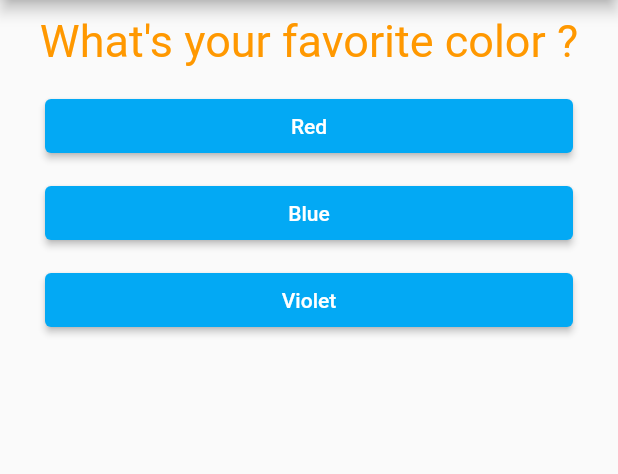
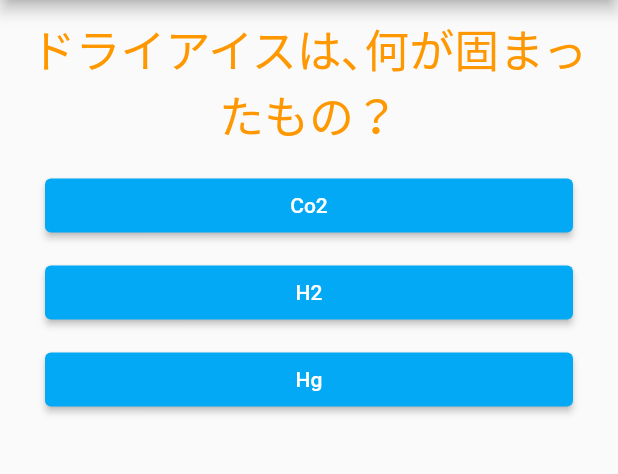
Before and after one commit to Shunsuke-Torus/BeginnerTrainingFlutter, a Flutter app: the screen it shows after launch, on a phone screen of 412 x 824 dp, the part 84-558 px from its top. Run offline on Flutter 3.47's test engine with Material 2 defaults, Android fonts, the phone set to English and light mode, and no system bars.

Commit message:
Add:クイズ問題

```diff
--- a/lib/answer.dart
+++ b/lib/answer.dart
@@ -4,16 +4,16 @@ class Answer extends StatelessWidget {
   //final と const について
   //final = プログラムが実行された段階から変化しない場合に用いる
   //const = コンパイル時に定数であることを明確にするために用いる
-  final Function selectHandler;
+  final VoidCallback selectHandler;
   final String answerContext;
 
-  Answer({this.selectHandler, this.answerContext});
+  Answer({required this.selectHandler, required this.answerContext});
 
   @override
   Widget build(BuildContext context) {
     return Container(
         width: double.infinity,
-        margin: EdgeInsets.only(left: 30, right: 30, top: 5, bottom: 5),
+        margin: EdgeInsets.symmetric(vertical: 5, horizontal: 30),
         child: ElevatedButton(
           child: Text(
             answerContext,
--- a/lib/main.dart
+++ b/lib/main.dart
@@ -1,6 +1,6 @@
 import 'package:flutter/material.dart';
-import './question.dart';
-import './answer.dart';
+import 'quiz.dart';
+import 'result.dart';
 
 void main() {
   runApp(MyApp());
@@ -17,65 +17,69 @@ class MyApp extends StatefulWidget {
 
 class _MyAppState extends State<MyApp> {
   var _questionIndex = 0;
-  final questions = const [
+  var _totalScore = 0;
+  final _questions = const [
     {
-      "questionContext": "What's your favorite color ?",
-      "answers": ["Red", "Blue", "Violet"]
+      "questionContext": "ドライアイスは､何が固まったもの？",
+      "answers": [
+        {"text": "Co2", "score": 1},
+        {"text": "H2", "score": 0},
+        {"text": "Hg", "score": 0}
+      ]
     },
     {
-      "questionContext": "What's your favorite animal ?",
-      "answers": ["Cow", "Monkey", "human"],
+      "questionContext": "4月29日は､何の日?",
+      "answers": [
+        {"text": "憲法記念日", "score": 0},
+        {"text": "春分の日", "score": 0},
+        {"text": "昭和の日", "score": 1}
+      ],
     },
     {
-      "questionContext": "What's your favorite game ?",
+      "questionContext": "'ドーハの悲劇'の舞台になったドーハとはどこの国の都市 ?",
       "answers": [
-        "Splatoon",
-        "Mario Garaxy",
-        "Super Smash Bros",
-        "Resident Evil",
+        {"text": "サウジアラビア", "score": 0},
+        {"text": "カタール", "score": 1},
+        {"text": "オマーン", "score": 0},
+        {"text": "アラブ首長国連邦", "score": 0},
       ],
     },
   ];
-  void _answerQuestion() {
-    if (_questionIndex < questions.length) {}
+  void _answerQuestion(int score) {
+    _totalScore += score;
+    print("total" + _totalScore.toString());
     setState(() {
       _questionIndex += 1;
     });
-    print(_questionIndex);
   }
 
-  // @override = コードをわかりやすくスッキリするためにある
+  void _resetQuestionIndex() {
+    setState(() {
+      _questionIndex = 0;
+      _totalScore = 0;
+    });
+  }
+
+  // @override
   // ステートレスウィジェットが提供するビルドメソッドを意図的に上書きしていることを明確にする｡
   @override
   Widget build(BuildContext context) {
     return MaterialApp(
       home: Scaffold(
-          appBar: AppBar(
-            title: Text('My First App'),
-          ),
-          body: _questionIndex < questions.length
-              ? Column(children: [
-                  Question(
-                    questionContext: questions[_questionIndex]
-                        ["questionContext"],
-                  ),
-                  ...(questions[_questionIndex]["answers"] as List<String>)
-                      .map((answer) {
-                    return Answer(
-                        selectHandler: _answerQuestion, answerContext: answer);
-                  }).toList()
-                ])
-              : Container(
-                  child: Text(
-                    "Finish",
-                    style: TextStyle(
-                      fontSize: 30,
-                      color: Colors.orange,
-                    ),
-                    textAlign: TextAlign.center,
-                  ),
-                  width: double.infinity,
-                  margin: EdgeInsets.all(30))),
+        appBar: AppBar(
+          title: Text('My First App'),
+        ),
+        body: _questionIndex < _questions.length
+            ? Quiz(
+                questions: _questions,
+                questionIndex: _questionIndex,
+                answerQuestion: _answerQuestion)
+            : Result(
+                init: _resetQuestionIndex,
+                totalScore: _totalScore,
+                total: _questions.length,
+              ),
+      ),
     );
   }
 }
--- /dev/null
+++ b/lib/quiz.dart
@@ -0,0 +1,33 @@
+import 'package:flutter/material.dart';
+import 'question.dart';
+import 'answer.dart';
+
+class Quiz extends StatelessWidget {
+  final List<Map<String, Object>> questions;
+  final int questionIndex;
+  final Function answerQuestion;
+  Quiz(
+      {required this.questions,
+      required this.questionIndex,
+      required this.answerQuestion});
+
+  @override
+  Widget build(BuildContext context) {
+    return Column(
+      children: [
+        Question(
+          questionContext:
+              questions[questionIndex]["questionContext"] as String,
+        ),
+        ...(questions[questionIndex]["answers"] as List<Map<String, Object>>)
+            .map(
+          (answer) {
+            return Answer(
+                selectHandler: () => answerQuestion(answer['score']),
+                answerContext: answer["text"] as String);
+          },
+        ).toList()
+      ],
+    );
+  }
+}
--- a/pubspec.yaml
+++ b/pubspec.yaml
@@ -18,7 +18,7 @@ publish_to: 'none' # Remove this line if you wish to publish to pub.dev
 version: 1.0.0+1
 
 environment:
-  sdk: ">=2.11.0 <3.0.0"
+  sdk: ">=2.12.0 <3.0.0"
 
 dependencies:
   flutter:
```
Also changed, not shown: lib/result.dart (added, +57 -0 lines).
